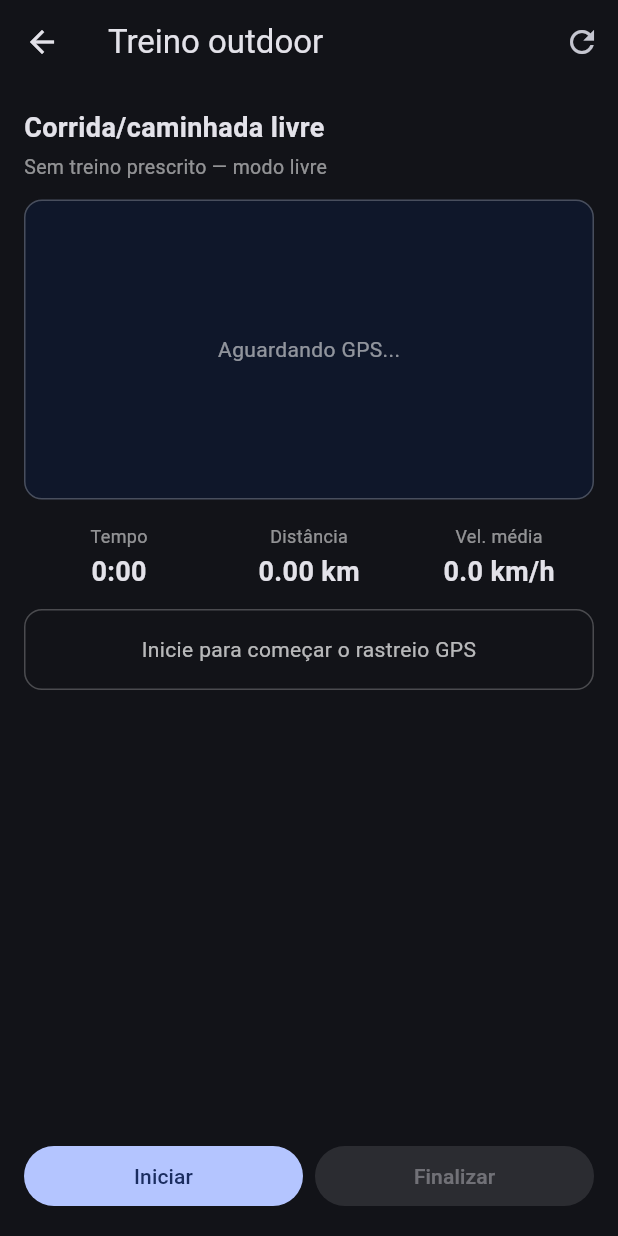
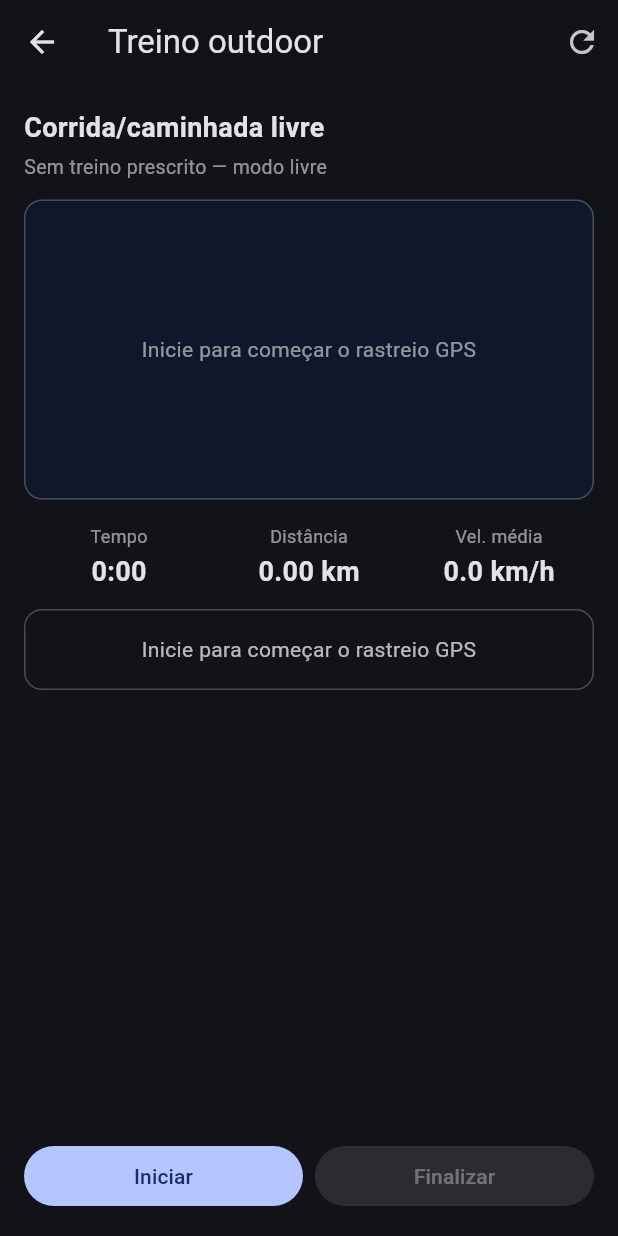
Before and after one commit to Agsterr/foco-academia, a Flutter app: the CardioScreen screen opened directly, on a phone screen of 412 x 824 dp. Run offline on Flutter 3.47's test engine with Material 3 defaults, Android fonts, the phone set to English and light mode, and no system bars; our stand-ins replace dio, geolocator, open_filex, package_info_plus, shared_preferences, sqflite; accounts and stored records are empty; network calls fail.

Commit message:
Corrige GPS outdoor e sobe botões acima da barra do sistema.
Co-authored-by: Cursor <cursoragent@cursor.com>

```diff
--- a/mobile/lib/screens/cardio_screen.dart
+++ b/mobile/lib/screens/cardio_screen.dart
@@ -1,5 +1,7 @@
 import 'dart:async';
+import 'dart:io' show Platform;
 
+import 'package:flutter/foundation.dart';
 import 'package:flutter/material.dart';
 import 'package:geolocator/geolocator.dart';
 import 'package:uuid/uuid.dart';
@@ -38,6 +40,7 @@ class _CardioScreenState extends State<CardioScreen> {
   String? _clientSessionId;
   int _seq = 0;
   Position? _lastPos;
+  String? _gpsStatus;
 
   @override
   void initState() {
@@ -70,6 +73,52 @@ class _CardioScreenState extends State<CardioScreen> {
     }
   }
 
+  LocationSettings get _locationSettings {
+    if (!kIsWeb && Platform.isAndroid) {
+      return AndroidSettings(
+        accuracy: LocationAccuracy.high,
+        distanceFilter: 0,
+        intervalDuration: const Duration(seconds: 1),
+        forceLocationManager: true,
+      );
+    }
+    return const LocationSettings(
+      accuracy: LocationAccuracy.best,
+      distanceFilter: 0,
+    );
+  }
+
+  Future<void> _startGpsTracking() async {
+    setState(() => _gpsStatus = 'Buscando sinal GPS...');
+    try {
+      final current = await Geolocator.getCurrentPosition(
+        desiredAccuracy: LocationAccuracy.best,
+        forceAndroidLocationManager: !kIsWeb && Platform.isAndroid,
+        timeLimit: const Duration(seconds: 20),
+      );
+      _onPosition(current);
+      if (mounted) {
+        setState(() => _gpsStatus = 'GPS ok — ande para traçar a rota');
+      }
+    } catch (_) {
+      if (mounted) {
+        setState(() => _gpsStatus = 'Sem fix ainda — mantenha o GPS ligado e vá para área aberta');
+      }
+    }
+
+    await _gpsSub?.cancel();
+    _gpsSub = Geolocator.getPositionStream(locationSettings: _locationSettings).listen(
+      (pos) {
+        _onPosition(pos);
+      },
+      onError: (Object err) {
+        if (mounted) {
+          setState(() => _gpsStatus = 'Erro no GPS: $err');
+        }
+      },
+    );
+  }
+
   Future<bool> _ensureLocationPermission() async {
     var permission = await Geolocator.checkPermission();
     if (permission == LocationPermission.denied) {
@@ -89,6 +138,7 @@ class _CardioScreenState extends State<CardioScreen> {
       ScaffoldMessenger.of(context).showSnackBar(
         const SnackBar(content: Text('Ative o GPS do aparelho')),
       );
+      await Geolocator.openLocationSettings();
       return false;
     }
     return true;
@@ -141,13 +191,7 @@ class _CardioScreenState extends State<CardioScreen> {
         _phaseTimer = Timer.periodic(const Duration(seconds: 1), (_) => _tickPhase());
       }
 
-      await _gpsSub?.cancel();
-      _gpsSub = Geolocator.getPositionStream(
-        locationSettings: const LocationSettings(
-          accuracy: LocationAccuracy.best,
-          distanceFilter: 3,
-        ),
-      ).listen(_onPosition, onError: (_) {});
+      await _startGpsTracking();
     } on SessionExpiredException {
       if (!mounted) return;
       setState(() => _error = 'Sessão expirada. Faça login novamente.');
@@ -178,13 +222,7 @@ class _CardioScreenState extends State<CardioScreen> {
       if (_intervals.isNotEmpty) {
         _phaseTimer = Timer.periodic(const Duration(seconds: 1), (_) => _tickPhase());
       }
-      await _gpsSub?.cancel();
-      _gpsSub = Geolocator.getPositionStream(
-        locationSettings: const LocationSettings(
-          accuracy: LocationAccuracy.best,
-          distanceFilter: 3,
-        ),
-      ).listen(_onPosition, onError: (_) {});
+      await _startGpsTracking();
       if (!mounted) return;
       ScaffoldMessenger.of(context).showSnackBar(
         const SnackBar(content: Text('Modo offline — o treino será sincronizado ao finalizar')),
@@ -236,7 +274,13 @@ class _CardioScreenState extends State<CardioScreen> {
       'recordedAt': DateTime.now().toUtc().toIso8601String(),
       'sequenceNum': _seq++,
     });
-    if (mounted) setState(() {});
+    if (mounted) {
+      setState(() {
+        _gpsStatus = _points.length < 2
+            ? 'GPS ok — ande para traçar a rota'
+            : 'GPS ativo · ${_points.length} pontos';
+      });
+    }
   }
 
   Future<void> _finish({bool auto = false}) async {
@@ -369,8 +413,10 @@ class _CardioScreenState extends State<CardioScreen> {
       ),
       body: _loading
           ? const Center(child: CircularProgressIndicator())
-          : Padding(
-              padding: const EdgeInsets.all(16),
+          : SafeArea(
+              top: false,
+              child: Padding(
+                padding: const EdgeInsets.fromLTRB(16, 16, 16, 8),
                 child: Column(
                   crossAxisAlignment: CrossAxisAlignment.stretch,
                   children: [
@@ -389,6 +435,9 @@ class _CardioScreenState extends State<CardioScreen> {
                     ),
                     const SizedBox(height: 12),
                     RouteMapView(
+                      statusMessage: _running
+                          ? (_gpsStatus ?? 'Buscando sinal GPS...')
+                          : 'Inicie para começar o rastreio GPS',
                       points: _points
                           .map(
                             (p) => RoutePointView(
@@ -460,7 +509,7 @@ class _CardioScreenState extends State<CardioScreen> {
                         ),
                         child: Text(
                           _running
-                            ? 'GPS ativo · ${_points.length} pontos'
+                              ? (_gpsStatus ?? 'GPS ativo · ${_points.length} pontos')
                               : 'Inicie para começar o rastreio GPS',
                           textAlign: TextAlign.center,
                           style: const TextStyle(color: Colors.white70),
@@ -489,7 +538,9 @@ class _CardioScreenState extends State<CardioScreen> {
                         ),
                       ],
                     ),
+                    const SizedBox(height: 8),
                   ],
+                ),
               ),
             ),
     );
--- a/mobile/lib/widgets/route_map_view.dart
+++ b/mobile/lib/widgets/route_map_view.dart
@@ -9,13 +9,25 @@ class RoutePointView {
 
 /// Mapa simplificado da rota (mesmo conceito do SVG do aluno web).
 class RouteMapView extends StatelessWidget {
-  const RouteMapView({super.key, required this.points, this.height = 200});
+  const RouteMapView({
+    super.key,
+    required this.points,
+    this.height = 200,
+    this.statusMessage,
+  });
 
   final List<RoutePointView> points;
   final double height;
+  final String? statusMessage;
 
   @override
   Widget build(BuildContext context) {
+    final waitingLabel = points.isEmpty
+        ? (statusMessage ?? 'Aguardando GPS...')
+        : points.length == 1
+            ? (statusMessage ?? 'GPS ok — ande para traçar a rota')
+            : null;
+
     return Container(
       height: height,
       width: double.infinity,
@@ -24,11 +36,15 @@ class RouteMapView extends StatelessWidget {
         borderRadius: BorderRadius.circular(12),
         border: Border.all(color: Colors.white24),
       ),
-      child: points.length < 2
-          ? const Center(
-              child: Text(
-                'Aguardando GPS...',
-                style: TextStyle(color: Colors.white54),
+      child: waitingLabel != null
+          ? Center(
+              child: Padding(
+                padding: const EdgeInsets.symmetric(horizontal: 16),
+                child: Text(
+                  waitingLabel,
+                  textAlign: TextAlign.center,
+                  style: const TextStyle(color: Colors.white54),
+                ),
               ),
             )
           : ClipRRect(
@@ -80,6 +96,7 @@ class _RoutePainter extends CustomPainter {
       ..style = PaintingStyle.stroke
       ..strokeCap = StrokeCap.round
       ..strokeJoin = StrokeJoin.round;
+
     canvas.drawPath(path, line);
 
     final start = toOffset(points.first);
@@ -90,5 +107,5 @@ class _RoutePainter extends CustomPainter {
 
   @override
   bool shouldRepaint(covariant _RoutePainter oldDelegate) =>
-      oldDelegate.points.length != points.length;
+      oldDelegate.points != points;
 }
```
Lines whose indentation alone changed are shown as unchanged.
